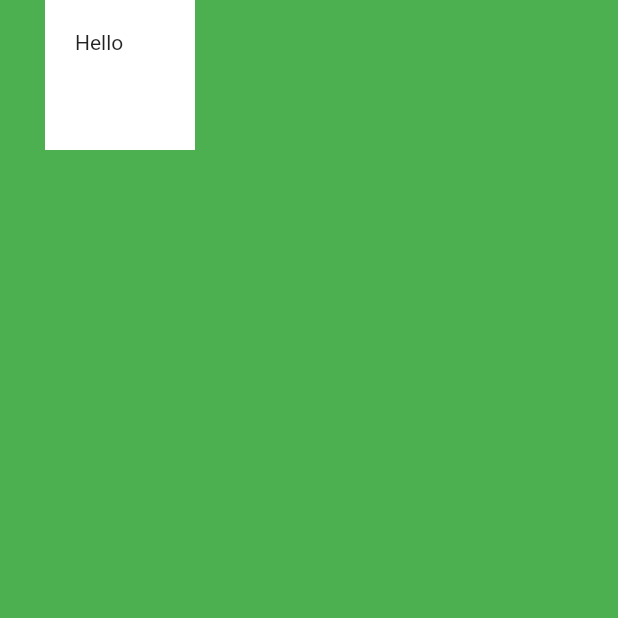
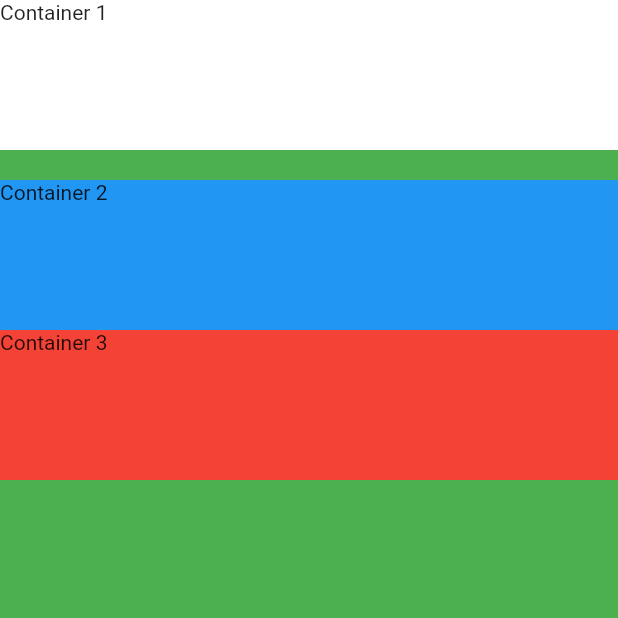
Before and after one commit to thesamtj/sam_card_flutter, a Flutter app: the screen it shows after launch, on a phone screen of 412 x 824 dp, the top half of it. Run offline on Flutter 3.47's test engine with Material 2 defaults, Android fonts, the phone set to English and light mode, and no system bars.

Commit message:
Set column with containers

```diff
--- a/lib/main.dart
+++ b/lib/main.dart
@@ -11,13 +11,28 @@ class MyApp extends StatelessWidget {
       home: Scaffold(
         backgroundColor: Colors.green,
         body: SafeArea(
-          child: Container(
-            height: 100.0,
-            width: 100.0,
-            margin: EdgeInsets.only(left: 30.0),
-            padding: EdgeInsets.all(20.0),
-            color: Colors.white,
-            child: Text('Hello'),
+          child: Column(
+            crossAxisAlignment: CrossAxisAlignment.stretch,
+            children: <Widget>[
+              Container(
+                height: 100.0,
+                color: Colors.white,
+                child: Text('Container 1'),
+              ),
+              SizedBox(
+                height: 20.0,
+              ),
+              Container(
+                height: 100.0,
+                color: Colors.blue,
+                child: Text('Container 2'),
+              ),
+              Container(
+                height: 100.0,
+                color: Colors.red,
+                child: Text('Container 3'),
+              )
+            ],
           ),
         ),
       ),
```
